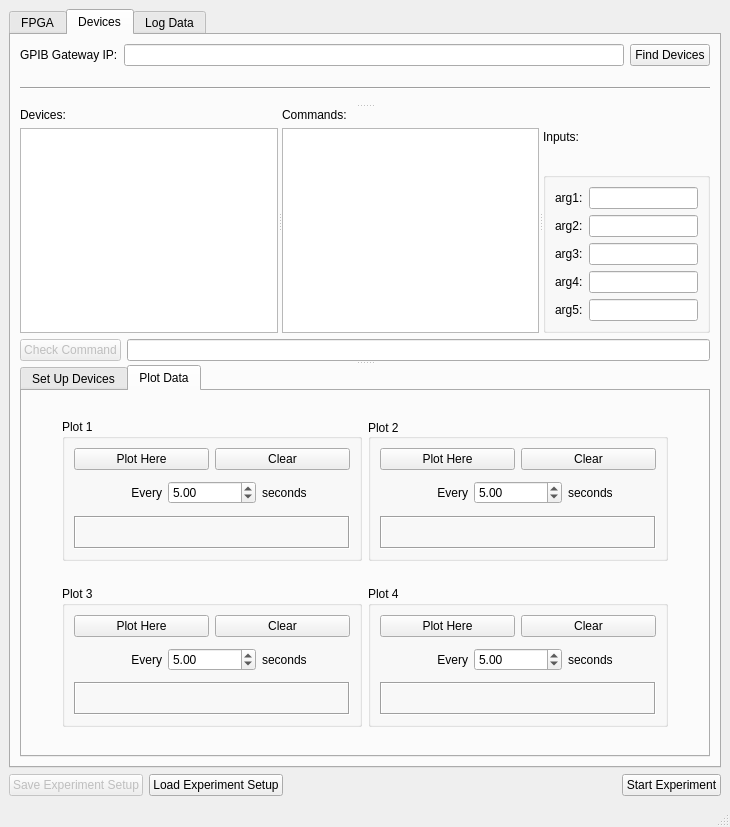
Before: the Qt Designer form Source/interfaces/DeviceControlInterface.ui in doctoboggan/DeathRay, drawn with Qt 5.
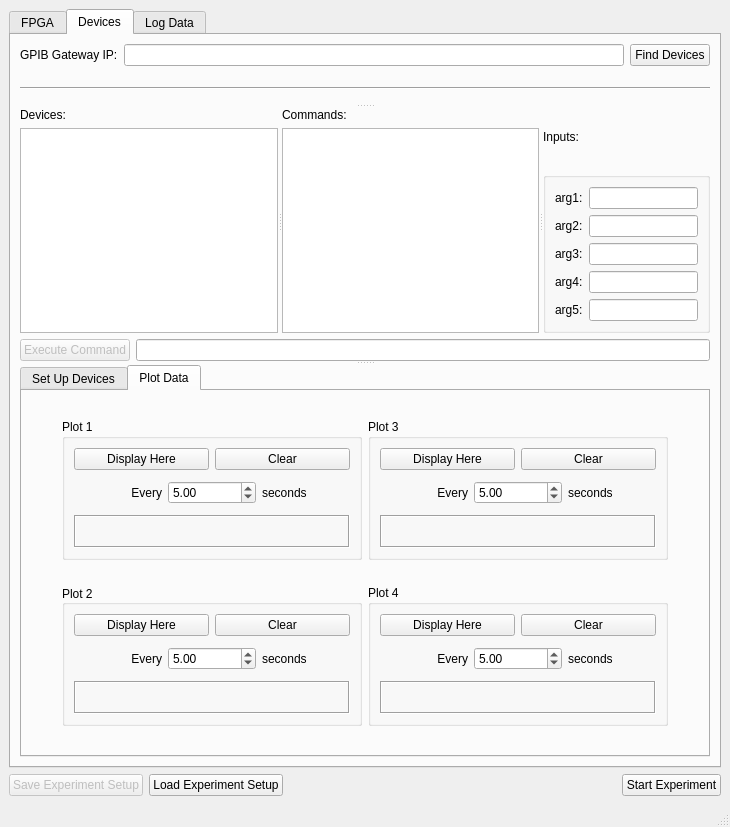
After: the same form once the commit is applied. The open tabs and pages were chosen to show the change.

```diff
--- a/Source/interfaces/DeviceControlInterface.ui
+++ b/Source/interfaces/DeviceControlInterface.ui
@@ -370,7 +370,7 @@
                   <bool>false</bool>
                  </property>
                  <property name="text">
-                  <string>Check Command</string>
+                  <string>Execute Command</string>
                  </property>
                 </widget>
                </item>
@@ -532,7 +532,7 @@
                     <item>
                      <widget class="QPushButton" name="pushButtonPlot1">
                       <property name="text">
-                       <string>Plot Here</string>
+                       <string>Display Here</string>
                       </property>
                      </widget>
                     </item>
@@ -595,104 +595,6 @@
                  </layout>
                 </widget>
                </item>
-               <item row="0" column="2">
-                <widget class="QGroupBox" name="groupBoxPlot2">
-                 <property name="enabled">
-                  <bool>true</bool>
-                 </property>
-                 <property name="minimumSize">
-                  <size>
-                   <width>300</width>
-                   <height>136</height>
-                  </size>
-                 </property>
-                 <property name="maximumSize">
-                  <size>
-                   <width>207</width>
-                   <height>142</height>
-                  </size>
-                 </property>
-                 <property name="layoutDirection">
-                  <enum>Qt::LeftToRight</enum>
-                 </property>
-                 <property name="title">
-                  <string>Plot 2</string>
-                 </property>
-                 <property name="alignment">
-                  <set>Qt::AlignLeading|Qt::AlignLeft|Qt::AlignVCenter</set>
-                 </property>
-                 <property name="flat">
-                  <bool>false</bool>
-                 </property>
-                 <layout class="QVBoxLayout" name="verticalLayout_8">
-                  <item>
-                   <layout class="QHBoxLayout" name="horizontalLayout_19">
-                    <item>
-                     <widget class="QPushButton" name="pushButtonPlot2">
-                      <property name="text">
-                       <string>Plot Here</string>
-                      </property>
-                     </widget>
-                    </item>
-                    <item>
-                     <widget class="QPushButton" name="pushButtonClearPlot2">
-                      <property name="text">
-                       <string>Clear</string>
-                      </property>
-                     </widget>
-                    </item>
-                   </layout>
-                  </item>
-                  <item>
-                   <layout class="QHBoxLayout" name="horizontalLayout_9">
-                    <item>
-                     <widget class="QLabel" name="label_9">
-                      <property name="text">
-                       <string>Every</string>
-                      </property>
-                      <property name="alignment">
-                       <set>Qt::AlignRight|Qt::AlignTrailing|Qt::AlignVCenter</set>
-                      </property>
-                     </widget>
-                    </item>
-                    <item>
-                     <widget class="QDoubleSpinBox" name="doubleSpinBoxPlot2">
-                      <property name="singleStep">
-                       <double>0.500000000000000</double>
-                      </property>
-                      <property name="value">
-                       <double>5.000000000000000</double>
-                      </property>
-                     </widget>
-                    </item>
-                    <item>
-                     <widget class="QLabel" name="label_10">
-                      <property name="text">
-                       <string>seconds</string>
-                      </property>
-                     </widget>
-                    </item>
-                   </layout>
-                  </item>
-                  <item>
-                   <widget class="QLabel" name="labelPlot2">
-                    <property name="frameShape">
-                     <enum>QFrame::Box</enum>
-                    </property>
-                    <property name="frameShadow">
-                     <enum>QFrame::Sunken</enum>
-                    </property>
-                    <property name="text">
-                     <string/>
-                    </property>
-                    <property name="alignment">
-                     <set>Qt::AlignCenter</set>
-                    </property>
-                   </widget>
-                  </item>
-                 </layout>
-                </widget>
-               </item>
                <item row="1" column="2">
                 <widget class="QGroupBox" name="groupBoxPlot4">
                  <property name="enabled">
@@ -719,7 +621,7 @@
                     <item>
                      <widget class="QPushButton" name="pushButtonPlot4">
                       <property name="text">
-                       <string>Plot Here</string>
+                       <string>Display Here</string>
                       </property>
                      </widget>
                     </item>
@@ -746,6 +648,9 @@
                     </item>
                     <item>
                      <widget class="QDoubleSpinBox" name="doubleSpinBoxPlot4">
+                      <property name="minimum">
+                       <double>0.500000000000000</double>
+                      </property>
                       <property name="singleStep">
                        <double>0.500000000000000</double>
                       </property>
@@ -782,7 +687,7 @@
                  </layout>
                 </widget>
                </item>
-               <item row="1" column="1">
+               <item row="0" column="2">
                 <widget class="QGroupBox" name="groupBoxPlot3">
                  <property name="enabled">
                   <bool>true</bool>
@@ -808,7 +713,7 @@
                     <item>
                      <widget class="QPushButton" name="pushButtonPlot3">
                       <property name="text">
-                       <string>Plot Here</string>
+                       <string>Display Here</string>
                       </property>
                      </widget>
                     </item>
@@ -835,6 +740,9 @@
                     </item>
                     <item>
                      <widget class="QDoubleSpinBox" name="doubleSpinBoxPlot3">
+                      <property name="minimum">
+                       <double>0.500000000000000</double>
+                      </property>
                       <property name="singleStep">
                        <double>0.500000000000000</double>
                       </property>
@@ -871,6 +779,107 @@
                  </layout>
                 </widget>
                </item>
+               <item row="1" column="1">
+                <widget class="QGroupBox" name="groupBoxPlot2">
+                 <property name="enabled">
+                  <bool>true</bool>
+                 </property>
+                 <property name="minimumSize">
+                  <size>
+                   <width>300</width>
+                   <height>136</height>
+                  </size>
+                 </property>
+                 <property name="maximumSize">
+                  <size>
+                   <width>207</width>
+                   <height>142</height>
+                  </size>
+                 </property>
+                 <property name="layoutDirection">
+                  <enum>Qt::LeftToRight</enum>
+                 </property>
+                 <property name="title">
+                  <string>Plot 2</string>
+                 </property>
+                 <property name="alignment">
+                  <set>Qt::AlignLeading|Qt::AlignLeft|Qt::AlignVCenter</set>
+                 </property>
+                 <property name="flat">
+                  <bool>false</bool>
+                 </property>
+                 <layout class="QVBoxLayout" name="verticalLayout_8">
+                  <item>
+                   <layout class="QHBoxLayout" name="horizontalLayout_19">
+                    <item>
+                     <widget class="QPushButton" name="pushButtonPlot2">
+                      <property name="text">
+                       <string>Display Here</string>
+                      </property>
+                     </widget>
+                    </item>
+                    <item>
+                     <widget class="QPushButton" name="pushButtonClearPlot2">
+                      <property name="text">
+                       <string>Clear</string>
+                      </property>
+                     </widget>
+                    </item>
+                   </layout>
+                  </item>
+                  <item>
+                   <layout class="QHBoxLayout" name="horizontalLayout_9">
+                    <item>
+                     <widget class="QLabel" name="label_9">
+                      <property name="text">
+                       <string>Every</string>
+                      </property>
+                      <property name="alignment">
+                       <set>Qt::AlignRight|Qt::AlignTrailing|Qt::AlignVCenter</set>
+                      </property>
+                     </widget>
+                    </item>
+                    <item>
+                     <widget class="QDoubleSpinBox" name="doubleSpinBoxPlot2">
+                      <property name="minimum">
+                       <double>0.500000000000000</double>
+                      </property>
+                      <property name="singleStep">
+                       <double>0.500000000000000</double>
+                      </property>
+                      <property name="value">
+                       <double>5.000000000000000</double>
+                      </property>
+                     </widget>
+                    </item>
+                    <item>
+                     <widget class="QLabel" name="label_10">
+                      <property name="text">
+                       <string>seconds</string>
+                      </property>
+                     </widget>
+                    </item>
+                   </layout>
+                  </item>
+                  <item>
+                   <widget class="QLabel" name="labelPlot2">
+                    <property name="frameShape">
+                     <enum>QFrame::Box</enum>
+                    </property>
+                    <property name="frameShadow">
+                     <enum>QFrame::Sunken</enum>
+                    </property>
+                    <property name="text">
+                     <string/>
+                    </property>
+                    <property name="alignment">
+                     <set>Qt::AlignCenter</set>
+                    </property>
+                   </widget>
+                  </item>
+                 </layout>
+                </widget>
+               </item>
               </layout>
              </item>
             </layout>
```
Left out of the diff: 9 changed lines with no effect on the pictures.
